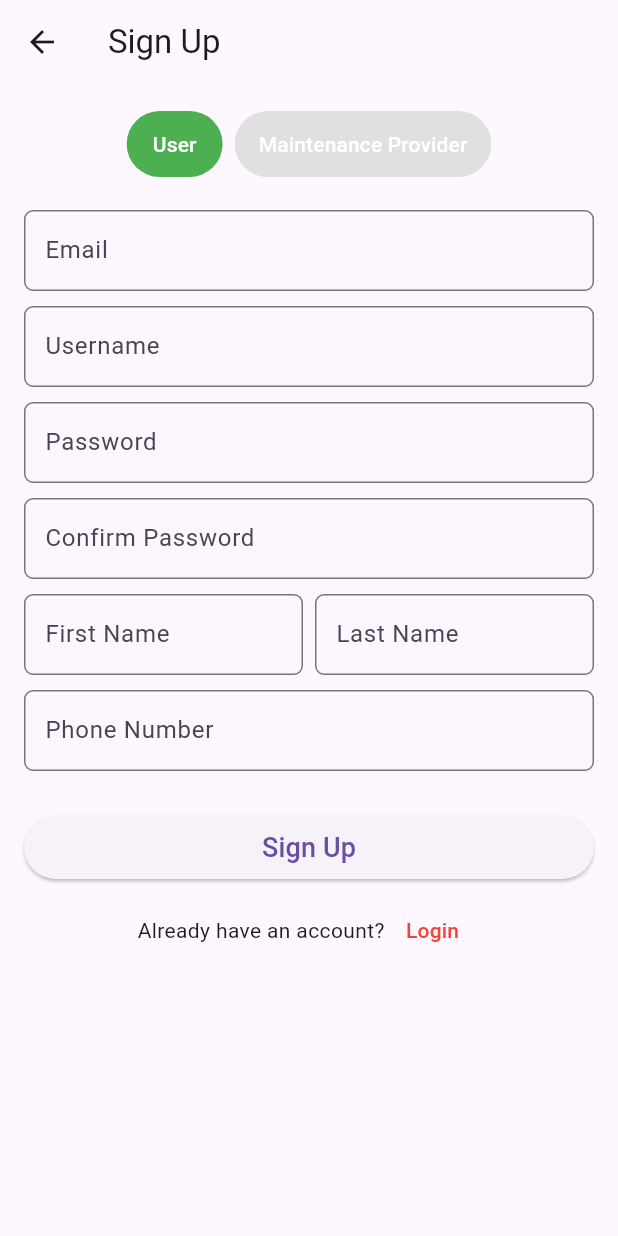
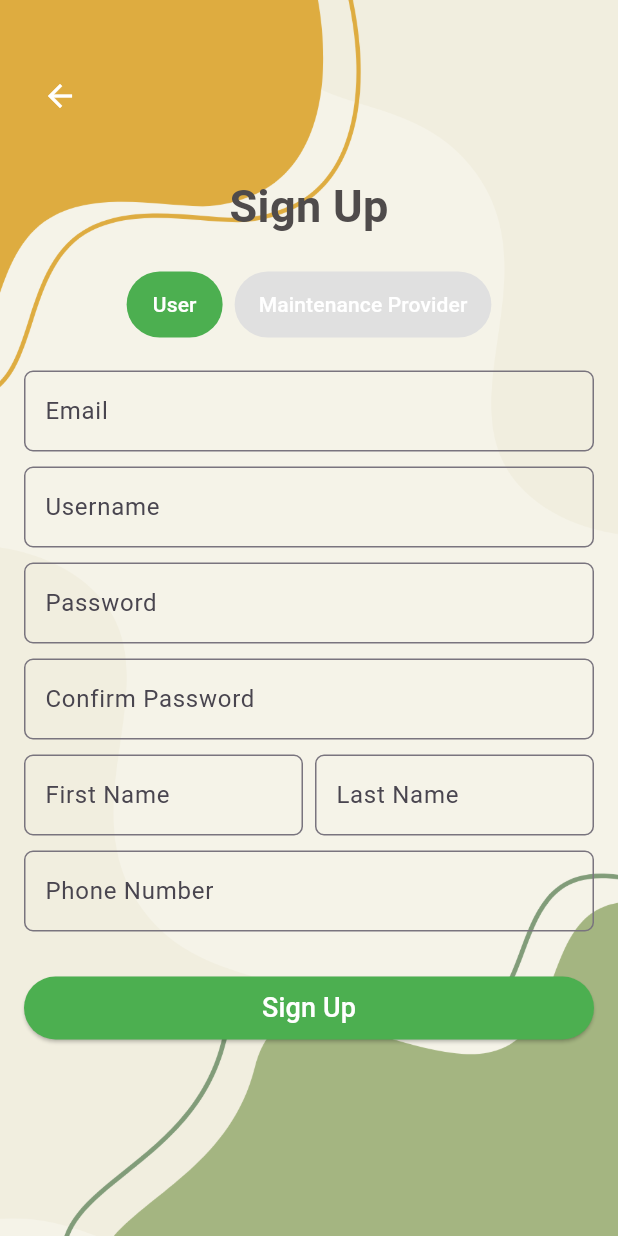
Before and after one commit to c1nnamonz/workshop_2, a Flutter app: the LoginScreen screen opened directly, after a tap on "Signup", on a phone screen of 412 x 824 dp. Run offline on Flutter 3.47's test engine with Material 3 defaults, Android fonts, the light colour scheme and no system bars; our stand-ins replace cloud_firestore, firebase_auth, firebase_core, get; accounts and stored records are empty; network calls fail.

Commit message:
Initial Commit

```diff
--- a/lib/auth/login_screen.dart
+++ b/lib/auth/login_screen.dart
@@ -32,15 +32,34 @@ class _LoginScreenState extends State<LoginScreen> {
   }
 
   @override
+  @override
   Widget build(BuildContext context) {
     return Scaffold(
-      body: Padding(
+      body: Stack(
+        children: [
+          // Background image
+          Container(
+            decoration: const BoxDecoration(
+              image: DecorationImage(
+                image: AssetImage("images/login_bg.png"),
+                fit: BoxFit.cover,
+              ),
+            ),
+          ),
+          // Login form content
+          Padding(
             padding: const EdgeInsets.symmetric(horizontal: 25),
             child: Column(
               children: [
                 const Spacer(),
-            const Text("Login",
-                style: TextStyle(fontSize: 40, fontWeight: FontWeight.w500)),
+                const Text(
+                  "Hello!",
+                  style: TextStyle(
+                    fontSize: 40,
+                    fontWeight: FontWeight.w500,
+                    color: Colors.black, // Ensure the text is visible on the background
+                  ),
+                ),
                 const SizedBox(height: 50),
                 CustomTextField(
                   hint: "Enter Username",
@@ -57,23 +76,36 @@ class _LoginScreenState extends State<LoginScreen> {
                 const SizedBox(height: 30),
                 CustomButton(
                   label: "Login",
+                  textColor: Colors.white,
                   onPressed: _login,
+                  color: Colors.green, // Custom button color
                 ),
-            const SizedBox(height: 5),
-            Row(mainAxisAlignment: MainAxisAlignment.center, children: [
-              const Text("Does not have an account? "),
+                const SizedBox(height: 10),
+                Row(
+                  mainAxisAlignment: MainAxisAlignment.center,
+                  children: [
+                    const Text(
+                      "Does not have an account? ",
+                      style: TextStyle(color: Colors.black),
+                    ),
                     InkWell(
                       onTap: () => goToSignup(context),
-                child:
-                const Text("Signup", style: TextStyle(color: Colors.red)),
-              )
-            ]),
-            const Spacer()
+                      child: const Text(
+                        "Signup",
+                        style: TextStyle(color: Colors.red),
+                      ),
+                    ),
+                  ],
+                ),
+                const Spacer(),
               ],
             ),
           ),
+        ],
+      ),
     );
   }
+
 
   goToSignup(BuildContext context) => Navigator.push(
     context,
--- a/lib/auth/signup_screen.dart
+++ b/lib/auth/signup_screen.dart
@@ -1,8 +1,6 @@
 import 'dart:developer';
-
 import 'package:projects/auth/auth_service.dart';
 import 'package:projects/auth/login_screen.dart';
-import 'package:projects/home_page.dart';
 import 'package:projects/widgets/button.dart';
 import 'package:projects/widgets/textfield.dart';
 import 'package:flutter/material.dart';
@@ -20,7 +18,6 @@ class _SignupScreenState extends State<SignupScreen> {
   final TextEditingController _passwordController = TextEditingController();
   final TextEditingController _confirmPasswordController = TextEditingController();
   final TextEditingController _certificateController = TextEditingController();
-
   final TextEditingController _firstNameController = TextEditingController();
   final TextEditingController _lastNameController = TextEditingController();
   final TextEditingController _phoneController = TextEditingController();
@@ -43,14 +40,49 @@ class _SignupScreenState extends State<SignupScreen> {
   @override
   Widget build(BuildContext context) {
     return Scaffold(
-      appBar: AppBar(
-        title: const Text('Sign Up'),
+      body: Stack(
+        children: [
+          // Background image
+          Container(
+            height: double.infinity, // Ensures the container takes up the full height
+            decoration: const BoxDecoration(
+              image: DecorationImage(
+                image: AssetImage('images/login_bg.png'), // Use your image here
+                fit: BoxFit.cover,
               ),
-      body: SingleChildScrollView(
+            ),
+          ),
+
+          // Back button
+          Positioned(
+            top: 40, // Adjust the position of the back button
+            left: 16,
+            child: IconButton(
+              icon: const Icon(Icons.arrow_back, color: Colors.white),
+              onPressed: () => Navigator.pop(context),
+            ),
+          ),
+
+          // Form and other content
+          SingleChildScrollView(
             padding: const EdgeInsets.all(16.0),
             child: Column(
               crossAxisAlignment: CrossAxisAlignment.stretch,
               children: [
+                const SizedBox(height: 100),
+                const Center(
+                  child: Text(
+                    'Sign Up',
+                    style: TextStyle(
+                      fontSize: 30,
+                      fontWeight: FontWeight.bold,
+                      color: Color(0xFF4F4B4B),
+                    ),
+                  ),
+                ),
+                const SizedBox(height: 20),
+
+                // User / Maintenance Provider toggle buttons
                 Row(
                   mainAxisAlignment: MainAxisAlignment.center,
                   children: [
@@ -79,6 +111,7 @@ class _SignupScreenState extends State<SignupScreen> {
                 ),
                 const SizedBox(height: 20),
 
+                // Form Fields
                 CustomTextField(
                   controller: _emailController,
                   hint: 'Enter your email',
@@ -107,6 +140,7 @@ class _SignupScreenState extends State<SignupScreen> {
                 ),
                 const SizedBox(height: 10),
 
+                // Name Fields
                 Row(
                   children: [
                     Expanded(
@@ -128,6 +162,7 @@ class _SignupScreenState extends State<SignupScreen> {
                 ),
                 const SizedBox(height: 10),
 
+                // Phone number
                 CustomTextField(
                   controller: _phoneController,
                   hint: 'Enter your phone number',
@@ -136,6 +171,7 @@ class _SignupScreenState extends State<SignupScreen> {
                 ),
                 const SizedBox(height: 10),
 
+                // Certificate field for Maintenance Provider
                 if (isMaintenanceProvider)
                   CustomTextField(
                     controller: _certificateController,
@@ -144,32 +180,19 @@ class _SignupScreenState extends State<SignupScreen> {
                   ),
                 if (isMaintenanceProvider) const SizedBox(height: 20),
                 const SizedBox(height: 20),
+
+                // Sign Up button
                 CustomButton(
+                  textColor: Colors.white,
+                  color: Colors.green,
                   label: 'Sign Up',
                   onPressed: _signUp,
                 ),
                 const SizedBox(height: 10),
-
-            Row(
-              mainAxisAlignment: MainAxisAlignment.center,
-              children: [
-                const Text('Already have an account?'),
-                TextButton(
-                  onPressed: () {
-                    Navigator.pushReplacement(
-                      context,
-                      MaterialPageRoute(builder: (context) => const LoginScreen()),
-                    );
-                  },
-                  style: TextButton.styleFrom(
-                    padding: EdgeInsets.zero,
+              ],
             ),
-                  child: const Text('Login', style: TextStyle(color: Colors.red)),
           ),
         ],
-            ),
-          ],
-        ),
       ),
     );
   }
--- a/lib/widgets/button.dart
+++ b/lib/widgets/button.dart
@@ -1,9 +1,18 @@
 import 'package:flutter/material.dart';
 
 class CustomButton extends StatelessWidget {
-  const CustomButton({super.key, required this.label, this.onPressed});
+  const CustomButton({
+    super.key,
+    required this.label,
+    this.onPressed,
+    this.color = Colors.blue, // Default background color
+    this.textColor = Colors.white, // Default font color
+  });
+
   final String label;
   final void Function()? onPressed;
+  final Color color; // Background color
+  final Color textColor; // Font color
 
   @override
   Widget build(BuildContext context) {
@@ -12,9 +21,17 @@ class CustomButton extends StatelessWidget {
       height: 42,
       child: ElevatedButton(
         onPressed: onPressed,
+        style: ElevatedButton.styleFrom(
+          backgroundColor: color, // Use the color for the background
+        ),
         child: Text(
           label,
-              style: const TextStyle(fontSize: 18),
-            )));
+          style: TextStyle(
+            fontSize: 18,
+            color: textColor, // Set the font color
+          ),
+        ),
+      ),
+    );
   }
 }
```
Also changed, not shown: images/login_bg.png (added). Lines whose indentation alone changed are shown as unchanged.
